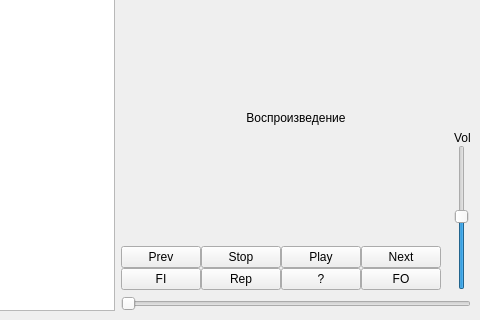
Before: the Qt Designer form GUI/main_window.ui in Eugene-q/PresenterPlayer, drawn with Qt 5; both pictures show x 320 to 800 and y 203 to 523 of the 800 by 523 pixel window.
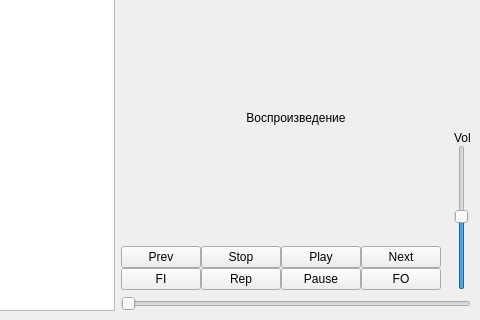
After: the same form once the commit is applied.

Commit message: class Song was added to store status for each song, but not used for a while. Mutagen module used to get length of song. Reserved button used as Pause button. Pause and Play buttons are made clickable and hilighted to indicate appropriate mode

What changed in the file:
```diff
--- a/GUI/main_window.ui
+++ b/GUI/main_window.ui
@@ -297,7 +297,10 @@
             <item row="2" column="2">
              <widget class="QPushButton" name="buttonReserved">
               <property name="text">
-               <string>?</string>
+               <string>Pause</string>
+              </property>
+              <property name="checkable">
+               <bool>true</bool>
               </property>
              </widget>
             </item>
```
Left out of the diff: 5 changed lines with no effect on the pictures. The commit also changes 2 other files.
